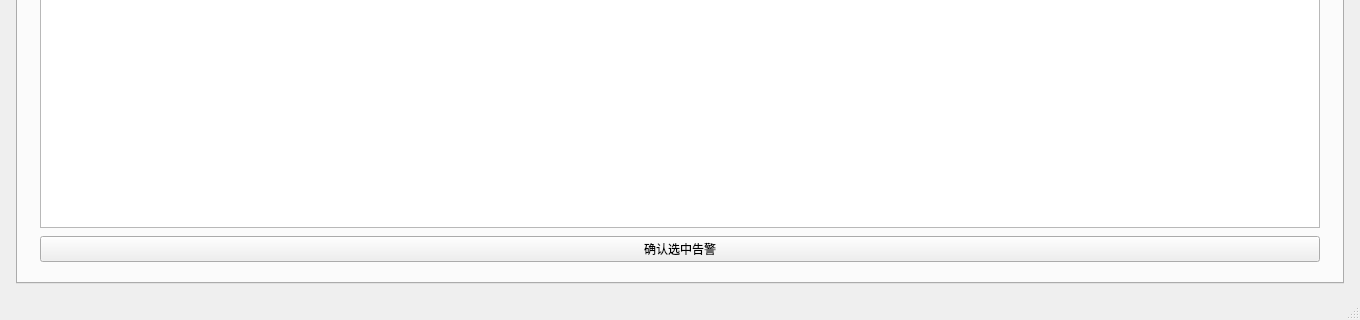
Before: the Qt Designer form src/ui/mainwindow.ui in tianwen42/Mu-Monitor, drawn with Qt 5; both pictures show x 0 to 1360 and y 540 to 860 of the 1360 by 860 pixel window.
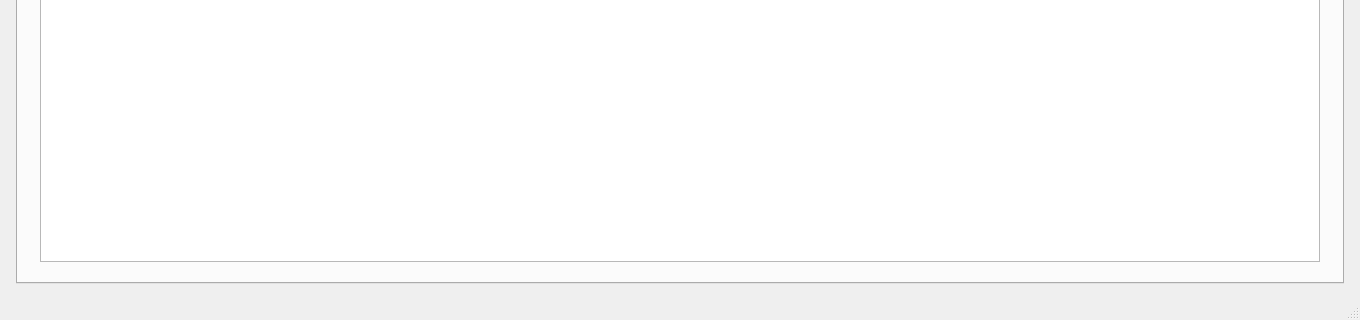
After: the same form once the commit is applied. The open tabs and pages were chosen to show the change.

Commit message: feat(ui): simplify docks and add 100 simulated devices

```diff
--- a/src/ui/mainwindow.ui
+++ b/src/ui/mainwindow.ui
@@ -57,7 +57,7 @@
       </widget>
       <widget class="QWidget" name="devicesTab"><attribute name="title"><string>设备管理</string></attribute><layout class="QHBoxLayout" name="devicesTabLayout"><property name="leftMargin"><number>10</number></property><property name="topMargin"><number>10</number></property><property name="rightMargin"><number>10</number></property><property name="bottomMargin"><number>10</number></property><property name="spacing"><number>12</number></property><item><widget class="QFrame" name="devicePanel"><property name="minimumSize"><size><width>260</width><height>0</height></size></property><property name="maximumSize"><size><width>320</width><height>16777215</height></size></property><property name="frameShape"><enum>QFrame::NoFrame</enum></property><layout class="QVBoxLayout" name="deviceLayout"><property name="leftMargin"><number>12</number></property><property name="topMargin"><number>12</number></property><property name="rightMargin"><number>12</number></property><property name="bottomMargin"><number>12</number></property><property name="spacing"><number>8</number></property><item><widget class="QLabel" name="deviceTitle"><property name="text"><string>设备列表</string></property></widget></item><item><widget class="QLineEdit" name="deviceSearch"><property name="placeholderText"><string>搜索设备...</string></property></widget></item><item><widget class="QListWidget" name="deviceList"/></item></layout></widget></item><item><widget class="QFrame" name="deviceDetailPanel"><property name="frameShape"><enum>QFrame::NoFrame</enum></property><layout class="QVBoxLayout" name="deviceDetailLayout"><property name="leftMargin"><number>16</number></property><property name="topMargin"><number>16</number></property><property name="rightMargin"><number>16</number></property><property name="bottomMargin"><number>16</number></property><property name="spacing"><number>10</number></property><item><widget class="QLabel" name="deviceDetailTitle"><property name="text"><string>设备详情</string></property></widget></item><item><widget class="QLabel" name="deviceDetailHint"><property name="text"><string>选择左侧设备后，可在此配置地址、端口、协议和采集周期。</string></property><property name="wordWrap"><bool>true</bool></property></widget></item><item><spacer name="deviceDetailSpacer"><property name="orientation"><enum>Qt::Vertical</enum></property><property name="sizeHint" stdset="0"><size><width>20</width><height>40</height></size></property></spacer></item></layout></widget></item></layout></widget>
       <widget class="QWidget" name="monitorTab"><attribute name="title"><string>实时监控</string></attribute><layout class="QVBoxLayout" name="monitorLayout"><property name="leftMargin"><number>10</number></property><property name="topMargin"><number>10</number></property><property name="rightMargin"><number>10</number></property><property name="bottomMargin"><number>10</number></property><property name="spacing"><number>12</number></property><item><widget class="QFrame" name="tablePanel"><property name="frameShape"><enum>QFrame::NoFrame</enum></property><layout class="QVBoxLayout" name="tableLayout"><property name="leftMargin"><number>12</number></property><property name="topMargin"><number>10</number></property><property name="rightMargin"><number>12</number></property><property name="bottomMargin"><number>10</number></property><item><widget class="QLabel" name="tableTitle"><property name="text"><string>设备实时数据</string></property></widget></item><item><widget class="QTableView" name="telemetryTable"><property name="alternatingRowColors"><bool>true</bool></property><property name="selectionBehavior"><enum>QAbstractItemView::SelectRows</enum></property></widget></item></layout></widget></item></layout></widget>
-      <widget class="QWidget" name="alarmTab"><attribute name="title"><string>告警中心</string></attribute><layout class="QVBoxLayout" name="alarmTabLayout"><property name="leftMargin"><number>10</number></property><property name="topMargin"><number>10</number></property><property name="rightMargin"><number>10</number></property><property name="bottomMargin"><number>10</number></property><property name="spacing"><number>12</number></property><item><widget class="QFrame" name="alarmPanel"><property name="frameShape"><enum>QFrame::NoFrame</enum></property><layout class="QVBoxLayout" name="alarmLayout"><property name="leftMargin"><number>12</number></property><property name="topMargin"><number>10</number></property><property name="rightMargin"><number>12</number></property><property name="bottomMargin"><number>10</number></property><property name="spacing"><number>8</number></property><item><widget class="QLabel" name="alarmTitle"><property name="text"><string>告警记录</string></property></widget></item><item><widget class="QListWidget" name="alarmList"/></item><item><widget class="QPushButton" name="ackAlarmButton"><property name="text"><string>确认选中告警</string></property></widget></item></layout></widget></item></layout></widget>
+      <widget class="QWidget" name="alarmTab"><attribute name="title"><string>告警中心</string></attribute><layout class="QVBoxLayout" name="alarmTabLayout"><property name="leftMargin"><number>10</number></property><property name="topMargin"><number>10</number></property><property name="rightMargin"><number>10</number></property><property name="bottomMargin"><number>10</number></property><property name="spacing"><number>12</number></property><item><widget class="QFrame" name="alarmPanel"><property name="frameShape"><enum>QFrame::NoFrame</enum></property><layout class="QVBoxLayout" name="alarmLayout"><property name="leftMargin"><number>12</number></property><property name="topMargin"><number>10</number></property><property name="rightMargin"><number>12</number></property><property name="bottomMargin"><number>10</number></property><property name="spacing"><number>8</number></property><item><widget class="QLabel" name="alarmTitle"><property name="text"><string>告警记录</string></property></widget></item><item><widget class="QListWidget" name="alarmList"/></item></layout></widget></item></layout></widget>
       <widget class="QWidget" name="historyTab"><attribute name="title"><string>历史数据</string></attribute><layout class="QVBoxLayout" name="historyLayout"><property name="leftMargin"><number>10</number></property><property name="topMargin"><number>10</number></property><property name="rightMargin"><number>10</number></property><property name="bottomMargin"><number>10</number></property><property name="spacing"><number>12</number></property><item><widget class="QFrame" name="historyPanel"><property name="frameShape"><enum>QFrame::NoFrame</enum></property><layout class="QVBoxLayout" name="historyPanelLayout"><property name="leftMargin"><number>14</number></property><property name="topMargin"><number>14</number></property><property name="rightMargin"><number>14</number></property><property name="bottomMargin"><number>14</number></property><item><widget class="QLabel" name="historyTitle"><property name="text"><string>历史数据查询</string></property></widget></item><item><widget class="QLabel" name="historyHint"><property name="text"><string>SQLite 接入后，这里将支持按设备、时间范围和告警等级查询历史数据。</string></property><property name="wordWrap"><bool>true</bool></property></widget></item></layout></widget></item></layout></widget>
       <widget class="QWidget" name="settingsTab"><attribute name="title"><string>系统设置</string></attribute><layout class="QVBoxLayout" name="settingsLayout"><property name="leftMargin"><number>10</number></property><property name="topMargin"><number>10</number></property><property name="rightMargin"><number>10</number></property><property name="bottomMargin"><number>10</number></property><property name="spacing"><number>12</number></property><item><widget class="QFrame" name="settingsPanel"><property name="frameShape"><enum>QFrame::NoFrame</enum></property><layout class="QVBoxLayout" name="settingsPanelLayout"><property name="leftMargin"><number>16</number></property><property name="topMargin"><number>16</number></property><property name="rightMargin"><number>16</number></property><property name="bottomMargin"><number>16</number></property><item><widget class="QLabel" name="settingsTitle"><property name="text"><string>连接与采集设置</string></property></widget></item><item><widget class="QLabel" name="settingsHint"><property name="text"><string>后续用于配置 TCP、Modbus、MQTT、采集周期和数据库路径。</string></property><property name="wordWrap"><bool>true</bool></property></widget></item><item><spacer name="settingsSpacer"><property name="orientation"><enum>Qt::Vertical</enum></property><property name="sizeHint" stdset="0"><size><width>20</width><height>40</height></size></property></spacer></item></layout></widget></item></layout></widget>
      </widget>
```
Left out of the diff: 2 changed lines with no effect on the pictures. The commit also changes 2 other files.
